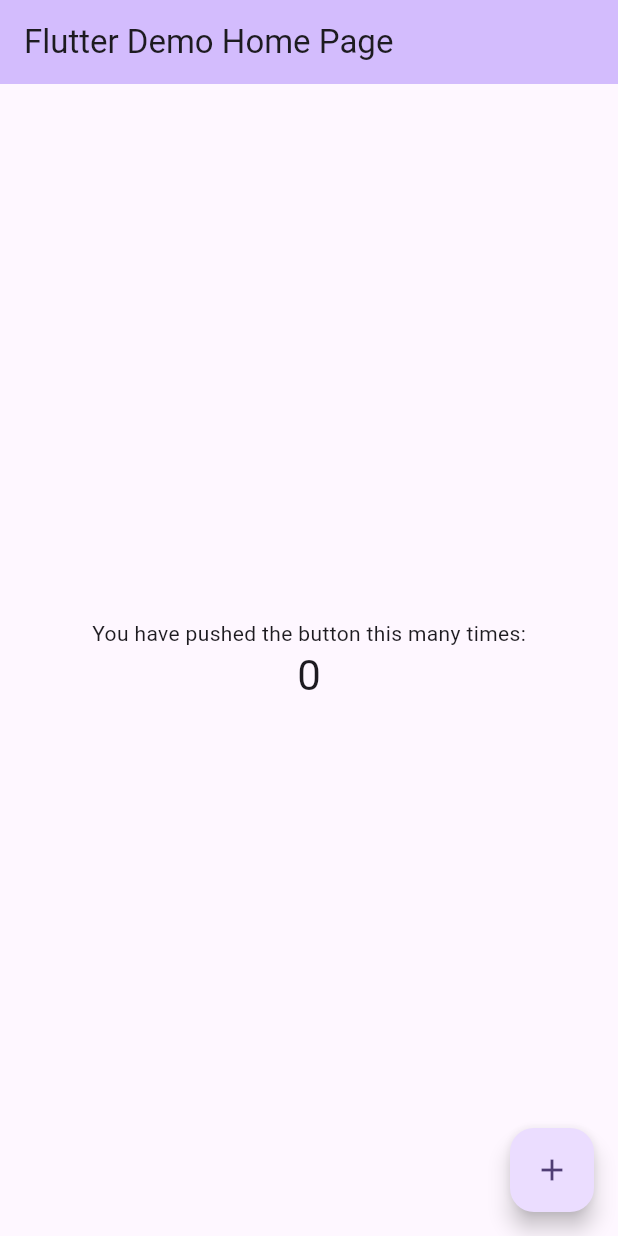
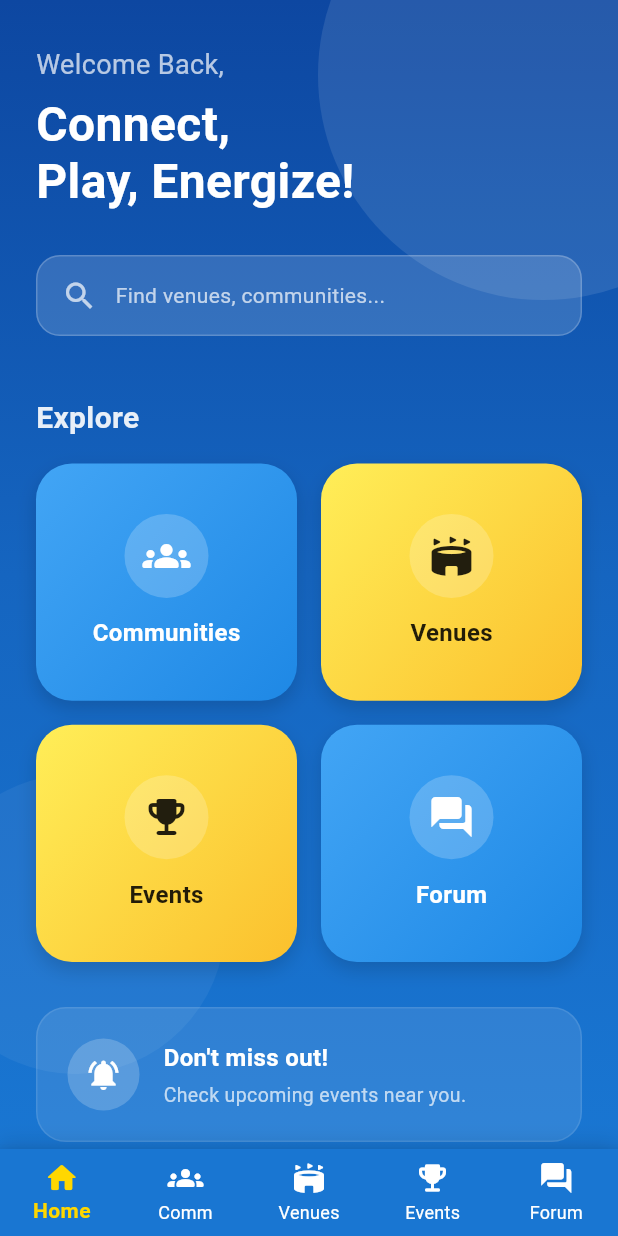
Before and after one commit to pbp-kelompok-f09/enerlink-mobile, a Flutter app: the screen it shows after launch, on a phone screen of 412 x 824 dp. Run offline on Flutter 3.47's test engine with Material 3 defaults, Android fonts, the light colour scheme and no system bars.

Commit message:
feat: landing page

```diff
--- a/lib/main.dart
+++ b/lib/main.dart
@@ -1,4 +1,5 @@
 import 'package:flutter/material.dart';
+import 'package:enerlink_mobile/screens/menu.dart';
 
 void main() {
   runApp(const MyApp());
@@ -11,7 +12,7 @@
   @override
   Widget build(BuildContext context) {
     return MaterialApp(
-      title: 'Flutter Demo',
+      title: 'Enerlink',
       theme: ThemeData(
         // This is the theme of your application.
         //
@@ -28,95 +29,11 @@
         //
         // This works for code too, not just values: Most code changes can be
         // tested with just a hot reload.
-        colorScheme: ColorScheme.fromSeed(seedColor: Colors.deepPurple),
+        colorScheme: ColorScheme.fromSwatch(
+          primarySwatch: Colors.blue,
+        ).copyWith(secondary: Colors.blueAccent[400]),
       ),
-      home: const MyHomePage(title: 'Flutter Demo Home Page'),
+      home: const MyHomePage(),
     );
   }
 }
-
-class MyHomePage extends StatefulWidget {
-  const MyHomePage({super.key, required this.title});
-
-  // This widget is the home page of your application. It is stateful, meaning
-  // that it has a State object (defined below) that contains fields that affect
-  // how it looks.
-
-  // This class is the configuration for the state. It holds the values (in this
-  // case the title) provided by the parent (in this case the App widget) and
-  // used by the build method of the State. Fields in a Widget subclass are
-  // always marked "final".
-
-  final String title;
-
-  @override
-  State<MyHomePage> createState() => _MyHomePageState();
-}
-
-class _MyHomePageState extends State<MyHomePage> {
-  int _counter = 0;
-
-  void _incrementCounter() {
-    setState(() {
-      // This call to setState tells the Flutter framework that something has
-      // changed in this State, which causes it to rerun the build method below
-      // so that the display can reflect the updated values. If we changed
-      // _counter without calling setState(), then the build method would not be
-      // called again, and so nothing would appear to happen.
-      _counter++;
-    });
-  }
-
-  @override
-  Widget build(BuildContext context) {
-    // This method is rerun every time setState is called, for instance as done
-    // by the _incrementCounter method above.
-    //
-    // The Flutter framework has been optimized to make rerunning build methods
-    // fast, so that you can just rebuild anything that needs updating rather
-    // than having to individually change instances of widgets.
-    return Scaffold(
-      appBar: AppBar(
-        // TRY THIS: Try changing the color here to a specific color (to
-        // Colors.amber, perhaps?) and trigger a hot reload to see the AppBar
-        // change color while the other colors stay the same.
-        backgroundColor: Theme.of(context).colorScheme.inversePrimary,
-        // Here we take the value from the MyHomePage object that was created by
-        // the App.build method, and use it to set our appbar title.
-        title: Text(widget.title),
-      ),
-      body: Center(
-        // Center is a layout widget. It takes a single child and positions it
-        // in the middle of the parent.
-        child: Column(
-          // Column is also a layout widget. It takes a list of children and
-          // arranges them vertically. By default, it sizes itself to fit its
-          // children horizontally, and tries to be as tall as its parent.
-          //
-          // Column has various properties to control how it sizes itself and
-          // how it positions its children. Here we use mainAxisAlignment to
-          // center the children vertically; the main axis here is the vertical
-          // axis because Columns are vertical (the cross axis would be
-          // horizontal).
-          //
-          // TRY THIS: Invoke "debug painting" (choose the "Toggle Debug Paint"
-          // action in the IDE, or press "p" in the console), to see the
-          // wireframe for each widget.
-          mainAxisAlignment: MainAxisAlignment.center,
-          children: <Widget>[
-            const Text('You have pushed the button this many times:'),
-            Text(
-              '$_counter',
-              style: Theme.of(context).textTheme.headlineMedium,
-            ),
-          ],
-        ),
-      ),
-      floatingActionButton: FloatingActionButton(
-        onPressed: _incrementCounter,
-        tooltip: 'Increment',
-        child: const Icon(Icons.add),
-      ), // This trailing comma makes auto-formatting nicer for build methods.
-    );
-  }
-}
--- /dev/null
+++ b/lib/screens/menu.dart
@@ -0,0 +1,427 @@
+import 'package:flutter/material.dart';
+import 'package:enerlink_mobile/widgets/custom_bottom_nav_bar.dart'; // New import
+
+class MyHomePage extends StatefulWidget {
+  const MyHomePage({super.key});
+
+  @override
+  State<MyHomePage> createState() => _MyHomePageState();
+}
+
+class _MyHomePageState extends State<MyHomePage> {
+  int _selectedIndex = 0;
+
+  // List of pages to switch between
+  late final List<Widget> _pages;
+
+  @override
+  void initState() {
+    super.initState();
+    _pages = [
+      const HomeContent(), // Index 0: Home (The Dashboard)
+      const PlaceholderPage(
+        title: 'Communities',
+        icon: Icons.groups_rounded,
+      ), // Index 1
+      const PlaceholderPage(
+        title: 'Venues',
+        icon: Icons.stadium_rounded,
+      ), // Index 2
+      const PlaceholderPage(
+        title: 'Events',
+        icon: Icons.emoji_events_rounded,
+      ), // Index 3
+      const PlaceholderPage(
+        title: 'Forum',
+        icon: Icons.forum_rounded,
+      ), // Index 4
+    ];
+  }
+
+  void _onItemTapped(int index) {
+    setState(() {
+      _selectedIndex = index;
+    });
+  }
+
+  @override
+  Widget build(BuildContext context) {
+    return Scaffold(
+      // No AppBar or Drawer anymore as requested for a cleaner, modern look
+      // extendBodyBehindAppBar: _selectedIndex == 0, // No AppBar, so no need to extend body
+
+      // This is the "Body" that changes based on bottom nav selection
+      body: _pages[_selectedIndex],
+
+      // THE FIXED BOTTOM NAVIGATION BAR
+      bottomNavigationBar: CustomBottomNavBar(
+        selectedIndex: _selectedIndex,
+        onItemTapped: _onItemTapped,
+      ),
+    );
+  }
+}
+
+// --- WIDGETS FOR PAGES ---
+
+// 1. The Main Home Dashboard (Refactored from previous code)
+class HomeContent extends StatelessWidget {
+  const HomeContent({super.key});
+
+  @override
+  Widget build(BuildContext context) {
+    return Stack(
+      children: [
+        // 1. Background Gradient & Shapes
+        Container(
+          decoration: const BoxDecoration(
+            gradient: LinearGradient(
+              begin: Alignment.topCenter,
+              end: Alignment.bottomCenter,
+              colors: [
+                Color(0xFF0D47A1), // Blue[900]
+                Color(0xFF1565C0), // Blue[800]
+                Color(0xFF1976D2), // Blue[700]
+              ],
+            ),
+          ),
+        ),
+        // Decorative Circles
+        Positioned(
+          top: -100,
+          right: -100,
+          child: Container(
+            width: 300,
+            height: 300,
+            decoration: BoxDecoration(
+              shape: BoxShape.circle,
+              color: Colors.white.withAlpha((255 * 0.1).round()),
+            ),
+          ),
+        ),
+        Positioned(
+          bottom: 50,
+          left: -50,
+          child: Container(
+            width: 200,
+            height: 200,
+            decoration: BoxDecoration(
+              shape: BoxShape.circle,
+              color: Colors.white.withAlpha((255 * 0.05).round()),
+            ),
+          ),
+        ),
+
+        // 2. Main Content
+        SafeArea(
+          child: SingleChildScrollView(
+            padding: const EdgeInsets.symmetric(horizontal: 24.0),
+            child: Column(
+              crossAxisAlignment: CrossAxisAlignment.start,
+              children: [
+                // SizedBox to push content down a bit, compensating for removed AppBar
+                const SizedBox(height: 30),
+                // Welcome Text
+                const Text(
+                  'Welcome Back,',
+                  style: TextStyle(color: Colors.white70, fontSize: 18),
+                ),
+                const SizedBox(height: 8),
+                const Text(
+                  'Connect,\nPlay, Energize!',
+                  style: TextStyle(
+                    color: Colors.white,
+                    fontSize: 32,
+                    fontWeight: FontWeight.bold,
+                    height: 1.2,
+                  ),
+                ),
+
+                const SizedBox(height: 30),
+
+                // Search Bar
+                Material(
+                  color: Colors.transparent,
+                  child: InkWell(
+                    onTap: () {
+                      ScaffoldMessenger.of(context).showSnackBar(
+                        const SnackBar(
+                          content: Text("Search feature coming soon!"),
+                        ),
+                      );
+                    },
+                    borderRadius: BorderRadius.circular(16),
+                    child: Container(
+                      padding: const EdgeInsets.symmetric(
+                        horizontal: 16,
+                        vertical: 14,
+                      ),
+                      decoration: BoxDecoration(
+                        color: Colors.white.withAlpha((255 * 0.15).round()),
+                        borderRadius: BorderRadius.circular(16),
+                        border: Border.all(
+                          color: Colors.white.withAlpha((255 * 0.2).round()),
+                        ),
+                      ),
+                      child: Row(
+                        children: [
+                          const Icon(Icons.search, color: Colors.white70),
+                          const SizedBox(width: 12),
+                          Text(
+                            'Find venues, communities...',
+                            style: TextStyle(
+                              color: Colors.white.withAlpha(
+                                (255 * 0.7).round(),
+                              ),
+                            ),
+                          ),
+                        ],
+                      ),
+                    ),
+                  ),
+                ),
+
+                const SizedBox(height: 40),
+
+                // Categories / Menu Grid
+                Text(
+                  'Explore',
+                  style: TextStyle(
+                    color: Colors.white.withAlpha((255 * 0.9).round()),
+                    fontSize: 20,
+                    fontWeight: FontWeight.bold,
+                  ),
+                ),
+                const SizedBox(height: 16),
+
+                GridView.count(
+                  physics: const NeverScrollableScrollPhysics(),
+                  shrinkWrap: true,
+                  crossAxisCount: 2,
+                  crossAxisSpacing: 16,
+                  mainAxisSpacing: 16,
+                  childAspectRatio: 1.1,
+                  children: [
+                    _buildFeatureCard(
+                      context,
+                      title: 'Communities',
+                      icon: Icons.groups_rounded,
+                      color1: const Color(0xFF42A5F5),
+                      color2: const Color(0xFF1E88E5),
+                      onTap: () {
+                        // Switch to Communities Tab (Index 1)
+                        final state = context
+                            .findAncestorStateOfType<_MyHomePageState>();
+                        state?._onItemTapped(1);
+                      },
+                    ),
+                    _buildFeatureCard(
+                      context,
+                      title: 'Venues',
+                      icon: Icons.stadium_rounded,
+                      color1: const Color(0xFFFFEE58),
+                      color2: const Color(0xFFFBC02D),
+                      textColor: Colors.black87,
+                      onTap: () {
+                        // Switch to Venues Tab (Index 2)
+                        final state = context
+                            .findAncestorStateOfType<_MyHomePageState>();
+                        state?._onItemTapped(2);
+                      },
+                    ),
+                    _buildFeatureCard(
+                      context,
+                      title: 'Events',
+                      icon: Icons.emoji_events_rounded,
+                      color1: const Color(0xFFFFEE58),
+                      color2: const Color(0xFFFBC02D),
+                      textColor: Colors.black87,
+                      onTap: () {
+                        // Switch to Events Tab (Index 3)
+                        final state = context
+                            .findAncestorStateOfType<_MyHomePageState>();
+                        state?._onItemTapped(3);
+                      },
+                    ),
+                    _buildFeatureCard(
+                      context,
+                      title: 'Forum',
+                      icon: Icons.forum_rounded,
+                      color1: const Color(0xFF42A5F5),
+                      color2: const Color(0xFF1E88E5),
+                      onTap: () {
+                        // Switch to Forum Tab (Index 4)
+                        final state = context
+                            .findAncestorStateOfType<_MyHomePageState>();
+                        state?._onItemTapped(4);
+                      },
+                    ),
+                  ],
+                ),
+
+                const SizedBox(height: 30),
+
+                // Bottom Banner / Activity
+                Container(
+                  width: double.infinity,
+                  padding: const EdgeInsets.all(20),
+                  decoration: BoxDecoration(
+                    color: Colors.white.withAlpha((255 * 0.1).round()),
+                    borderRadius: BorderRadius.circular(20),
+                    border: Border.all(
+                      color: Colors.white.withAlpha((255 * 0.1).round()),
+                    ),
+                  ),
+                  child: Row(
+                    children: [
+                      Container(
+                        padding: const EdgeInsets.all(12),
+                        decoration: BoxDecoration(
+                          color: Colors.white.withAlpha((255 * 0.2).round()),
+                          shape: BoxShape.circle,
+                        ),
+                        child: const Icon(
+                          Icons.notifications_active,
+                          color: Colors.white,
+                        ),
+                      ),
+                      const SizedBox(width: 16),
+                      const Expanded(
+                        child: Column(
+                          crossAxisAlignment: CrossAxisAlignment.start,
+                          children: [
+                            Text(
+                              'Don\'t miss out!',
+                              style: TextStyle(
+                                color: Colors.white,
+                                fontWeight: FontWeight.bold,
+                                fontSize: 16,
+                              ),
+                            ),
+                            SizedBox(height: 4),
+                            Text(
+                              'Check upcoming events near you.',
+                              style: TextStyle(
+                                color: Colors.white70,
+                                fontSize: 13,
+                              ),
+                            ),
+                          ],
+                        ),
+                      ),
+                    ],
+                  ),
+                ),
+                const SizedBox(height: 30),
+              ],
+            ),
+          ),
+        ),
+      ],
+    );
+  }
+
+  Widget _buildFeatureCard(
+    BuildContext context, {
+    required String title,
+    required IconData icon,
+    required Color color1,
+    required Color color2,
+    Color textColor = Colors.white,
+    required VoidCallback onTap,
+  }) {
+    return Material(
+      color: Colors.transparent,
+      child: InkWell(
+        onTap: onTap,
+        borderRadius: BorderRadius.circular(24),
+        child: Container(
+          decoration: BoxDecoration(
+            gradient: LinearGradient(
+              begin: Alignment.topLeft,
+              end: Alignment.bottomRight,
+              colors: [color1, color2],
+            ),
+            borderRadius: BorderRadius.circular(24),
+            boxShadow: [
+              BoxShadow(
+                color: Colors.black.withAlpha((255 * 0.15).round()),
+                blurRadius: 10,
+                offset: const Offset(0, 5),
+              ),
+            ],
+          ),
+          child: Column(
+            mainAxisAlignment: MainAxisAlignment.center,
+            children: [
+              Container(
+                padding: const EdgeInsets.all(12),
+                decoration: BoxDecoration(
+                  color: Colors.white.withAlpha((255 * 0.2).round()),
+                  shape: BoxShape.circle,
+                ),
+                child: Icon(icon, size: 32, color: textColor),
+              ),
+              const SizedBox(height: 12),
+              Text(
+                title,
+                style: TextStyle(
+                  color: textColor,
+                  fontWeight: FontWeight.bold,
+                  fontSize: 16,
+                ),
+              ),
+            ],
+          ),
+        ),
+      ),
+    );
+  }
+}
+
+// 2. Placeholder Page for other tabs
+class PlaceholderPage extends StatelessWidget {
+  final String title;
+  final IconData icon;
+
+  const PlaceholderPage({super.key, required this.title, required this.icon});
+
+  @override
+  Widget build(BuildContext context) {
+    return Scaffold(
+      backgroundColor:
+          Colors.white, // Ensure other pages have a clear background
+      appBar: AppBar(
+        title: Text(
+          title,
+          style: TextStyle(
+            color: Colors.blue[900],
+            fontWeight: FontWeight.bold,
+          ),
+        ),
+        backgroundColor: Colors.white,
+        elevation: 0,
+        iconTheme: IconThemeData(color: Colors.blue[900]),
+      ),
+      body: Center(
+        child: Column(
+          mainAxisAlignment: MainAxisAlignment.center,
+          children: [
+            Icon(icon, size: 100, color: Colors.grey[300]),
+            const SizedBox(height: 20),
+            Text(
+              '$title Page',
+              style: TextStyle(
+                fontSize: 24,
+                fontWeight: FontWeight.bold,
+                color: Colors.blue[900],
+              ),
+            ),
+            const SizedBox(height: 8),
+            const Text('Coming Soon', style: TextStyle(color: Colors.grey)),
+          ],
+        ),
+      ),
+    );
+  }
+}
--- /dev/null
+++ b/lib/widgets/custom_bottom_nav_bar.dart
@@ -0,0 +1,59 @@
+import 'package:flutter/material.dart';
+
+class CustomBottomNavBar extends StatelessWidget {
+  final int selectedIndex;
+  final Function(int) onItemTapped;
+
+  const CustomBottomNavBar({
+    super.key,
+    required this.selectedIndex,
+    required this.onItemTapped,
+  });
+
+  @override
+  Widget build(BuildContext context) {
+    return Container(
+      decoration: BoxDecoration(
+        boxShadow: [
+          BoxShadow(
+            color: Colors.black.withAlpha((255 * 0.1).round()),
+            blurRadius: 10,
+            offset: const Offset(0, -5),
+          ),
+        ],
+      ),
+      child: BottomNavigationBar(
+        items: const <BottomNavigationBarItem>[
+          BottomNavigationBarItem(
+            icon: Icon(Icons.home_rounded),
+            label: 'Home',
+          ),
+          BottomNavigationBarItem(
+            icon: Icon(Icons.groups_rounded),
+            label: 'Comm',
+          ),
+          BottomNavigationBarItem(
+            icon: Icon(Icons.stadium_rounded),
+            label: 'Venues',
+          ),
+          BottomNavigationBarItem(
+            icon: Icon(Icons.emoji_events_rounded),
+            label: 'Events',
+          ),
+          BottomNavigationBarItem(
+            icon: Icon(Icons.forum_rounded),
+            label: 'Forum',
+          ),
+        ],
+        currentIndex: selectedIndex,
+        selectedItemColor: const Color(0xFFFFD700), // Enerlink Yellow for selected
+        unselectedItemColor: Colors.white, // White for unselected
+        showUnselectedLabels: true,
+        type: BottomNavigationBarType.fixed, // Required for more than 3 items
+        backgroundColor: const Color(0xFF1976D2), // A blue from the landing page gradient
+        onTap: onItemTapped,
+        selectedLabelStyle: const TextStyle(fontWeight: FontWeight.bold),
+      ),
+    );
+  }
+}
```
Also changed, not shown: lib/models/event.dart (added, +87 -0 lines), pubspec.yaml (+4 -4 lines).
